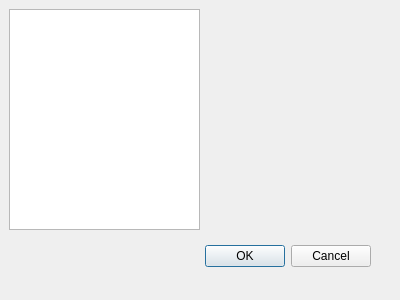
Before: the Qt Designer form editcategories.ui in JanusErasmus/qt-finance, drawn with Qt 5.
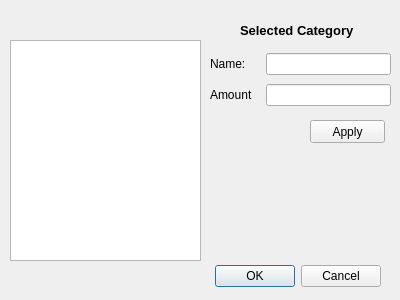
After: the same form once the commit is applied.

Diff of the .ui file:
```diff
--- a/editcategories.ui
+++ b/editcategories.ui
@@ -16,8 +16,8 @@
   <widget class="QDialogButtonBox" name="buttonBox">
    <property name="geometry">
     <rect>
-     <x>30</x>
-     <y>240</y>
+     <x>40</x>
+     <y>260</y>
      <width>341</width>
      <height>32</height>
     </rect>
@@ -32,8 +32,8 @@
   <widget class="QWidget" name="verticalLayoutWidget">
    <property name="geometry">
     <rect>
-     <x>9</x>
-     <y>9</y>
+     <x>10</x>
+     <y>40</y>
      <width>191</width>
      <height>221</height>
     </rect>
@@ -44,6 +44,91 @@
     </item>
    </layout>
   </widget>
+  <widget class="QLabel" name="headingLabel">
+   <property name="geometry">
+    <rect>
+     <x>240</x>
+     <y>20</y>
+     <width>131</width>
+     <height>21</height>
+    </rect>
+   </property>
+   <property name="font">
+    <font>
+     <pointsize>10</pointsize>
+     <weight>75</weight>
+     <bold>true</bold>
+    </font>
+   </property>
+   <property name="text">
+    <string>Selected Category</string>
+   </property>
+  </widget>
+  <widget class="QWidget" name="verticalLayoutWidget_2">
+   <property name="geometry">
+    <rect>
+     <x>210</x>
+     <y>50</y>
+     <width>181</width>
+     <height>61</height>
+    </rect>
+   </property>
+   <layout class="QVBoxLayout" name="catLayout">
+    <item>
+     <layout class="QHBoxLayout" name="nameLayout">
+      <item>
+       <widget class="QLabel" name="nameLabel">
+        <property name="minimumSize">
+         <size>
+          <width>50</width>
+          <height>0</height>
+         </size>
+        </property>
+        <property name="text">
+         <string>Name:</string>
+        </property>
+       </widget>
+      </item>
+      <item>
+       <widget class="QLineEdit" name="nameEdit"/>
+      </item>
+     </layout>
+    </item>
+    <item>
+     <layout class="QHBoxLayout" name="amountLayout">
+      <item>
+       <widget class="QLabel" name="amountLabel">
+        <property name="minimumSize">
+         <size>
+          <width>50</width>
+          <height>0</height>
+         </size>
+        </property>
+        <property name="text">
+         <string>Amount</string>
+        </property>
+       </widget>
+      </item>
+      <item>
+       <widget class="QLineEdit" name="amountEdit"/>
+      </item>
+     </layout>
+    </item>
+   </layout>
+  </widget>
+  <widget class="QPushButton" name="applyButton">
+   <property name="geometry">
+    <rect>
+     <x>310</x>
+     <y>120</y>
+     <width>75</width>
+     <height>23</height>
+    </rect>
+   </property>
+   <property name="text">
+    <string>Apply</string>
+   </property>
+  </widget>
  </widget>
  <resources/>
  <connections>
```
Left out of the diff: 34 changed lines with no effect on the pictures.
